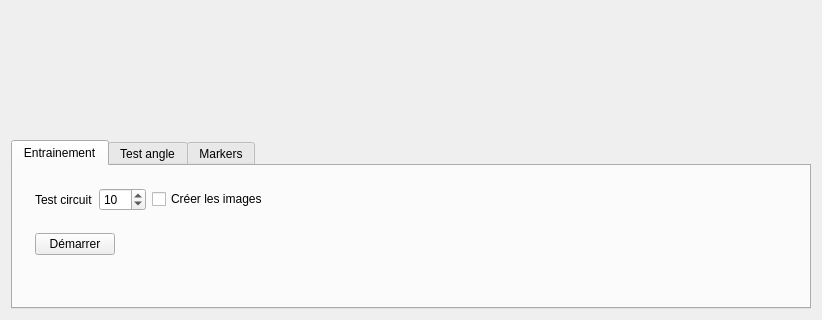
Old version of the form CMainWindow.ui in the repository clebail/ia; both pictures show x 0 to 822 and y 477 to 797 of the 822 by 797 pixel window.
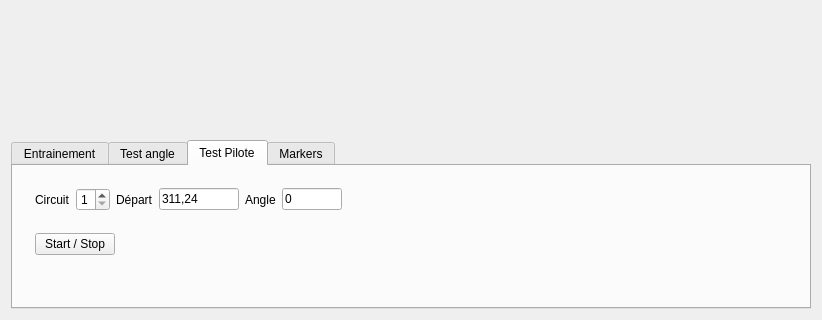
New version of the form. The open tabs and pages were chosen to show the change. Custom widgets are drawn as their Qt base class.

Commit message: Pilotage manuel pour test

```diff
--- a/CMainWindow.ui
+++ b/CMainWindow.ui
@@ -111,7 +111,7 @@
               <item>
                <widget class="QPushButton" name="pbTest">
                 <property name="text">
-                 <string>Démarrer</string>
+                 <string>Go</string>
                 </property>
                </widget>
               </item>
@@ -230,7 +230,150 @@
         </item>
        </layout>
       </widget>
-      <widget class="QWidget" name="Markers">
+      <widget class="QWidget" name="tTestPilote">
+       <attribute name="title">
+        <string>Test Pilote</string>
+       </attribute>
+       <layout class="QHBoxLayout" name="horizontalLayout_9">
+        <item>
+         <widget class="QWidget" name="widget_9" native="true">
+          <layout class="QVBoxLayout" name="verticalLayout_5">
+           <property name="spacing">
+            <number>0</number>
+           </property>
+           <property name="leftMargin">
+            <number>0</number>
+           </property>
+           <property name="topMargin">
+            <number>0</number>
+           </property>
+           <property name="rightMargin">
+            <number>0</number>
+           </property>
+           <property name="bottomMargin">
+            <number>0</number>
+           </property>
+           <item>
+            <widget class="QWidget" name="widget_11" native="true">
+             <layout class="QHBoxLayout" name="horizontalLayout_11">
+              <item>
+               <widget class="QLabel" name="label_7">
+                <property name="text">
+                 <string>Circuit</string>
+                </property>
+               </widget>
+              </item>
+              <item>
+               <widget class="QSpinBox" name="sbNumCircuitPilote">
+                <property name="minimum">
+                 <number>1</number>
+                </property>
+                <property name="maximum">
+                 <number>5</number>
+                </property>
+               </widget>
+              </item>
+              <item>
+               <widget class="QLabel" name="label_8">
+                <property name="text">
+                 <string>Départ</string>
+                </property>
+               </widget>
+              </item>
+              <item>
+               <widget class="QLineEdit" name="leDepartPilote">
+                <property name="maximumSize">
+                 <size>
+                  <width>80</width>
+                  <height>16777215</height>
+                 </size>
+                </property>
+                <property name="text">
+                 <string>311,24</string>
+                </property>
+               </widget>
+              </item>
+              <item>
+               <widget class="QLabel" name="label_10">
+                <property name="text">
+                 <string>Angle</string>
+                </property>
+               </widget>
+              </item>
+              <item>
+               <widget class="QLineEdit" name="leAngleDepartPilote">
+                <property name="maximumSize">
+                 <size>
+                  <width>60</width>
+                  <height>16777215</height>
+                 </size>
+                </property>
+                <property name="text">
+                 <string>0</string>
+                </property>
+               </widget>
+              </item>
+              <item>
+               <spacer name="horizontalSpacer_7">
+                <property name="orientation">
+                 <enum>Qt::Horizontal</enum>
+                </property>
+                <property name="sizeHint" stdset="0">
+                 <size>
+                  <width>40</width>
+                  <height>20</height>
+                 </size>
+                </property>
+               </spacer>
+              </item>
+             </layout>
+            </widget>
+           </item>
+           <item>
+            <widget class="QWidget" name="widget_10" native="true">
+             <layout class="QHBoxLayout" name="horizontalLayout_10">
+              <item>
+               <widget class="QPushButton" name="pbTestPilote">
+                <property name="text">
+                 <string>Start / Stop</string>
+                </property>
+               </widget>
+              </item>
+              <item>
+               <spacer name="horizontalSpacer_6">
+                <property name="orientation">
+                 <enum>Qt::Horizontal</enum>
+                </property>
+                <property name="sizeHint" stdset="0">
+                 <size>
+                  <width>40</width>
+                  <height>20</height>
+                 </size>
+                </property>
+               </spacer>
+              </item>
+             </layout>
+            </widget>
+           </item>
+           <item>
+            <spacer name="verticalSpacer_4">
+             <property name="orientation">
+              <enum>Qt::Vertical</enum>
+             </property>
+             <property name="sizeHint" stdset="0">
+              <size>
+               <width>20</width>
+               <height>40</height>
+              </size>
+             </property>
+            </spacer>
+           </item>
+          </layout>
+         </widget>
+        </item>
+       </layout>
+      </widget>
+      <widget class="QWidget" name="tMarkers">
        <attribute name="title">
         <string>Markers</string>
        </attribute>
```
Left out of the diff: 91 changed lines with no effect on the pictures. The commit also changes 4 other files.
